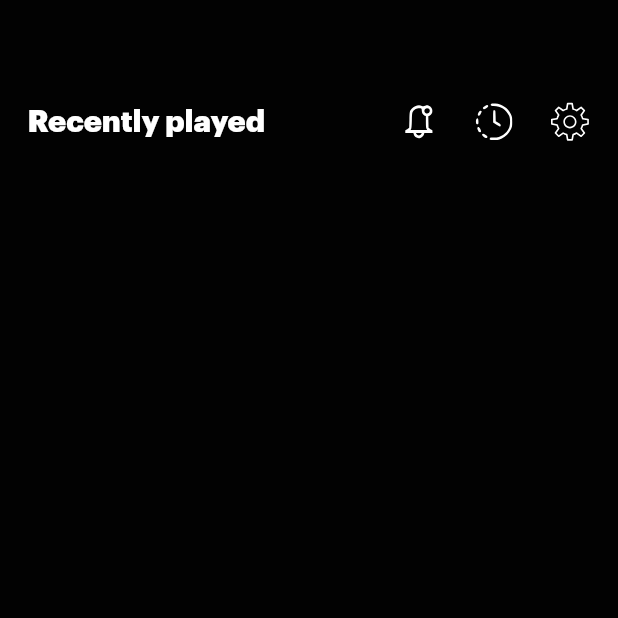
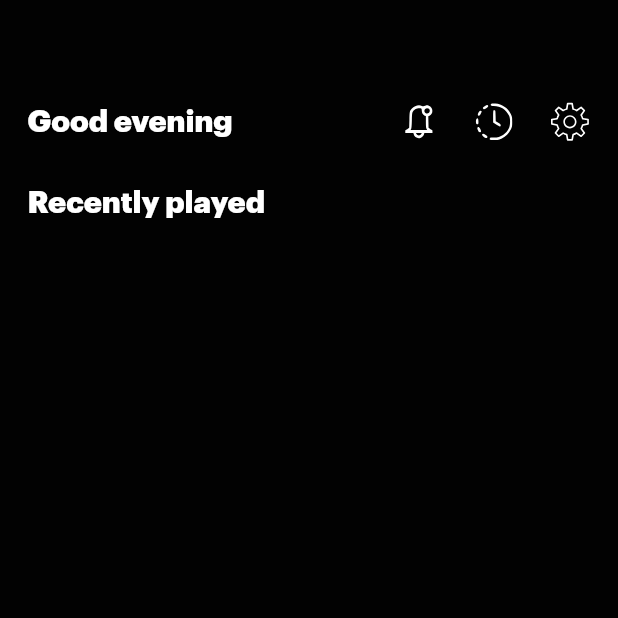
Before and after one commit to Lokki16/spotify, a Flutter app: the screen it shows after launch, on a phone screen of 412 x 824 dp, the top half of it. Run offline on Flutter 3.47's test engine with Material 2 defaults, Android fonts, the phone set to English and light mode, and no system bars; our stand-ins replace firebase_core, flutter_screenutil, flutter_svg; accounts and stored records are empty.

Commit message:
Updated home page
Added SpacedRow, SpacedColumn, Greetings, ListOfActorsAndPlaylists widgets

```diff
--- a/lib/presentation/pages/home.dart
+++ b/lib/presentation/pages/home.dart
@@ -9,38 +9,91 @@ class Home extends StatelessWidget {
       body: Padding(
         padding:
             EdgeInsets.only(top: 56.h, bottom: 16.h, left: 16.w, right: 16.w),
-        child: Column(
+        child: SpacedColumn(
+          space: 24,
           children: [
-            Row(
-              mainAxisAlignment: MainAxisAlignment.spaceBetween,
-              children: [
-                const Text(
-                  'Recently played',
-                  style: ThemeTextGraphik.graphik20,
-                ),
-                Row(
-                  children: [
-                    ClickableIcon(
-                      icon: SpotifyIcons.notifications,
-                      onTap: () {},
-                    ),
-                    SizedBox(width: 20.w),
-                    ClickableIcon(
-                      icon: SpotifyIcons.history,
-                      onTap: () {},
-                    ),
-                    SizedBox(width: 20.w),
-                    ClickableIcon(
-                      icon: SpotifyIcons.settings,
-                      onTap: () {},
-                    ),
-                  ],
-                ),
+            Greetings(
+              greetings: 'Good evening',
+              icons: [
+                {
+                  'icon': SpotifyIcons.notifications,
+                  'onTap': () {},
+                },
+                {
+                  'icon': SpotifyIcons.history,
+                  'onTap': () {},
+                },
+                {
+                  'icon': SpotifyIcons.settings,
+                  'onTap': () {},
+                },
               ],
             ),
+            const ListOfActorsAndPlaylists(
+              name: 'Recently played',
+              actorsAndPlaylists: [],
+            )
           ],
         ),
       ),
     );
   }
 }
+
+class Greetings extends StatelessWidget {
+  final String greetings;
+  final List<Map<String, dynamic>> icons;
+
+  const Greetings({
+    Key? key,
+    required this.greetings,
+    required this.icons,
+  }) : super(key: key);
+
+  @override
+  Widget build(BuildContext context) {
+    return Row(
+      mainAxisAlignment: MainAxisAlignment.spaceBetween,
+      children: [
+        Text(
+          greetings,
+          style: ThemeTextGraphik.graphik20,
+        ),
+        SpacedRow(
+          space: 20,
+          children: [
+            for (var icon in icons)
+              ClickableIcon(
+                icon: icon['icon'],
+                onTap: icon['onTap'],
+              ),
+          ],
+        ),
+      ],
+    );
+  }
+}
+
+class ListOfActorsAndPlaylists extends StatelessWidget {
+  final String name;
+  final List<Widget> actorsAndPlaylists;
+
+  const ListOfActorsAndPlaylists({
+    Key? key,
+    required this.name,
+    required this.actorsAndPlaylists,
+  }) : super(key: key);
+
+  @override
+  Widget build(BuildContext context) {
+    return SpacedColumn(
+      space: 16,
+      children: [
+        Text(
+          name,
+          style: ThemeTextGraphik.graphik20,
+        ),
+      ],
+    );
+  }
+}
--- a/lib/presentation/template/base/template.dart
+++ b/lib/presentation/template/base/template.dart
@@ -14,6 +14,8 @@ export '../../../utils/constants/spotify_icons.dart';
 // Widgets packages
 export '../../widgets/buttons/clickable_icon.dart';
 export '../../widgets/buttons/button_with_icon.dart';
+export '../../widgets/spaced_row/spaced_row.dart';
+export '../../widgets/spaced_column/spaced_column.dart';
 
 // Pages packages
 export '../../pages/home.dart';
--- /dev/null
+++ b/lib/presentation/widgets/spaced_column/spaced_column.dart
@@ -0,0 +1,34 @@
+import 'package:spotify/presentation/template/base/template.dart';
+
+class SpacedColumn extends StatelessWidget {
+  final double space;
+  final MainAxisAlignment mainAxisAlignment;
+  final CrossAxisAlignment crossAxisAlignment;
+  final List<Widget> children;
+
+  const SpacedColumn({
+    Key? key,
+    this.space = 0,
+    this.mainAxisAlignment = MainAxisAlignment.start,
+    this.crossAxisAlignment = CrossAxisAlignment.start,
+    required this.children,
+  }) : super(key: key);
+
+  @override
+  Widget build(BuildContext context) {
+    List<Widget> widgets = [];
+    for (var child in children) {
+      widgets.add(child);
+      if (children.last != child) {
+        widgets.add(SizedBox(
+          height: space.h,
+        ));
+      }
+    }
+    return Column(
+      mainAxisAlignment: mainAxisAlignment,
+      crossAxisAlignment: crossAxisAlignment,
+      children: widgets,
+    );
+  }
+}
--- /dev/null
+++ b/lib/presentation/widgets/spaced_row/spaced_row.dart
@@ -0,0 +1,34 @@
+import 'package:spotify/presentation/template/base/template.dart';
+
+class SpacedRow extends StatelessWidget {
+  final double space;
+  final MainAxisAlignment mainAxisAlignment;
+  final CrossAxisAlignment crossAxisAlignment;
+  final List<Widget> children;
+
+  const SpacedRow({
+    Key? key,
+    this.space = 0,
+    this.mainAxisAlignment = MainAxisAlignment.start,
+    this.crossAxisAlignment = CrossAxisAlignment.start,
+    required this.children,
+  }) : super(key: key);
+
+  @override
+  Widget build(BuildContext context) {
+    List<Widget> widgets = [];
+    for (var child in children) {
+      widgets.add(child);
+      if (children.last != child) {
+        widgets.add(SizedBox(
+          width: space.w,
+        ));
+      }
+    }
+    return Row(
+      mainAxisAlignment: mainAxisAlignment,
+      crossAxisAlignment: crossAxisAlignment,
+      children: widgets,
+    );
+  }
+}
```
Also changed, not shown: pubspec.lock.
